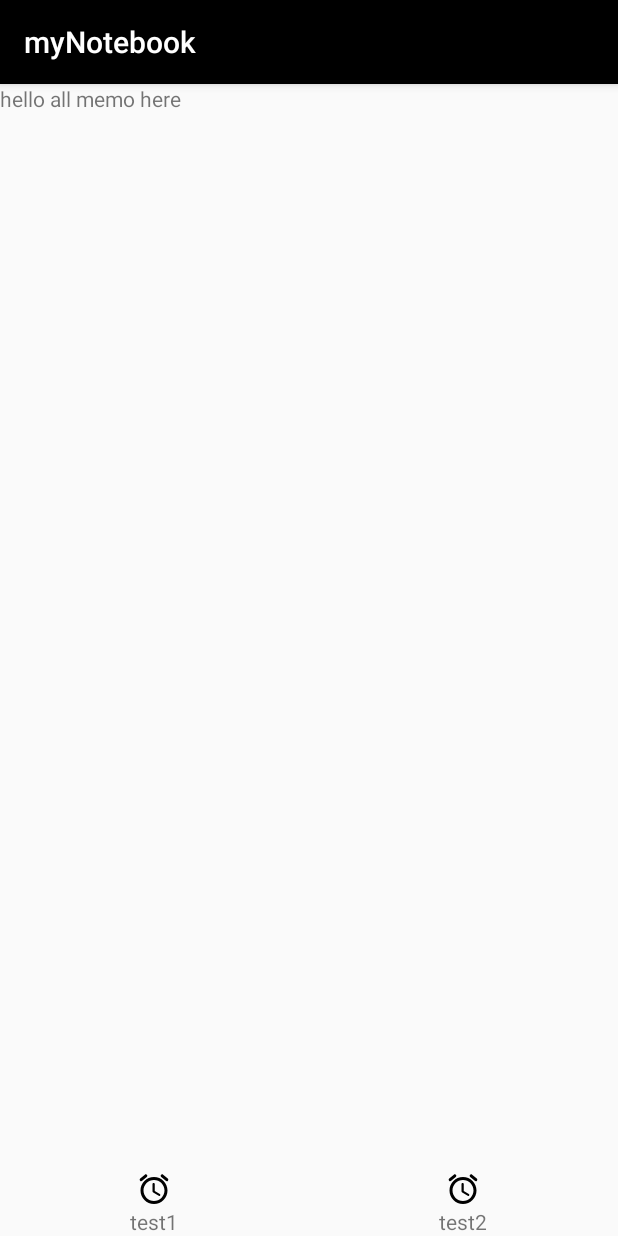
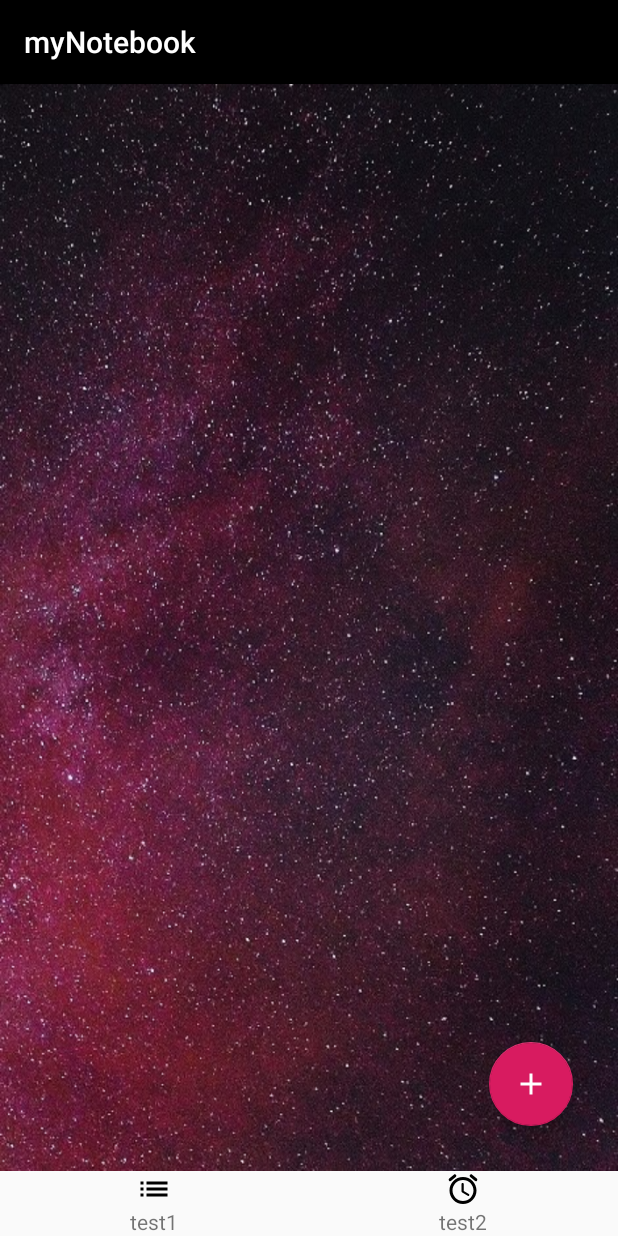
Before and after one commit to XMeleny/myNotebook, an Android app: the screen it shows after launch (BaseActivity), on a phone screen of 412 x 824 dp. Run offline under Robolectric (Android 15) with nearby library versions, the phone set to English and light mode, and no system bars.

Commit message:
memo移到fragment中

```diff
--- a/app/src/main/java/com/example/mynotebook/activity/BaseActivity.java
+++ b/app/src/main/java/com/example/mynotebook/activity/BaseActivity.java
@@ -19,12 +19,12 @@ import com.example.mynotebook.fragment.AllMemoFragment;
 
 import java.util.ArrayList;
 
-public class BaseActivity extends AppCompatActivity implements View.OnClickListener, ViewPager.OnPageChangeListener {
+public class BaseActivity extends AppCompatActivity implements ViewPager.OnPageChangeListener {
 
     private ViewPager vpFragmentContainer;
 
     private ArrayList<Fragment> fragments = new ArrayList<Fragment>() {{
-        add(AllMemoFragment.getInstance());
+        add(new AllMemoFragment());
         add(AlarmFragment.getInstance());
     }};
 
@@ -41,17 +41,18 @@ public class BaseActivity extends AppCompatActivity implements View.OnClickListe
 
         BottomNavigateItem item1 = new BottomNavigateItem(this);
         item1.setDescription("test1");
-        bottom.addView(item1, new LinearLayout.LayoutParams(0, LinearLayout.LayoutParams.WRAP_CONTENT, 1));
-
+        item1.setIcon(R.drawable.ic_list);
         item1.setOnClickListener(new View.OnClickListener() {
             @Override
             public void onClick(View v) {
                 Utils.toast("test1 clicked");
             }
         });
+        bottom.addView(item1, new LinearLayout.LayoutParams(0, LinearLayout.LayoutParams.WRAP_CONTENT, 1));
 
         BottomNavigateItem item2 = new BottomNavigateItem(this);
         item2.setDescription("test2");
+        item2.setIcon(R.drawable.ic_alarm);
         item2.setOnClickListener(new View.OnClickListener() {
             @Override
             public void onClick(View v) {
@@ -61,23 +62,10 @@ public class BaseActivity extends AppCompatActivity implements View.OnClickListe
         bottom.addView(item2, new LinearLayout.LayoutParams(0, LinearLayout.LayoutParams.WRAP_CONTENT, 1));
     }
 
-    @Override
-    public void onClick(View v) {
-        switch (v.getId()) {
-            case R.id.navigate_to_list:
-                vpFragmentContainer.setCurrentItem(0);
-                break;
-            case R.id.navigate_to_alarm:
-                vpFragmentContainer.setCurrentItem(1);
-                break;
-            default:
-                break;
-        }
-    }
 
     @Override
     public void onPageScrolled(int position, float positionOffset, int positionOffsetPixels) {
-        //do nothing
+
     }
 
     @Override
--- a/app/src/main/java/com/example/mynotebook/database/RecordCursorAdapter.java
+++ b/app/src/main/java/com/example/mynotebook/database/RecordCursorAdapter.java
@@ -116,11 +116,9 @@ public class RecordCursorAdapter extends RecyclerView.Adapter<RecordCursorAdapte
                         .setPositiveButton("确定", new DialogInterface.OnClickListener() {
                             @Override
                             public void onClick(DialogInterface dialog, int which) {
-                                if (context instanceof MainActivity) {
-                                    if (cursor.moveToPosition(holder.getAdapterPosition())) {
-                                        int id = cursor.getInt(cursor.getColumnIndex("id"));
-                                        NotebookDatabaseHelper.deleteById(id);
-                                    }
+                                if (cursor.moveToPosition(holder.getAdapterPosition())) {
+                                    int id = cursor.getInt(cursor.getColumnIndex("id"));
+                                    NotebookDatabaseHelper.deleteById(id);
                                 }
                             }
                         })
--- a/app/src/main/java/com/example/mynotebook/fragment/AllMemoFragment.java
+++ b/app/src/main/java/com/example/mynotebook/fragment/AllMemoFragment.java
@@ -1,77 +1,61 @@
 package com.example.mynotebook.fragment;
 
+import android.content.Intent;
 import android.os.Bundle;
 
 import androidx.fragment.app.Fragment;
+import androidx.recyclerview.widget.DefaultItemAnimator;
+import androidx.recyclerview.widget.RecyclerView;
+import androidx.recyclerview.widget.StaggeredGridLayoutManager;
 
 import android.view.LayoutInflater;
 import android.view.View;
 import android.view.ViewGroup;
+import android.widget.ImageButton;
 
 import com.example.mynotebook.R;
+import com.example.mynotebook.activity.AddActivity;
+import com.example.mynotebook.activity.MainActivity;
+import com.example.mynotebook.application.BaseApplication;
+import com.example.mynotebook.database.RecordCursorAdapter;
 
-/**
- * A simple {@link Fragment} subclass.
- * Use the {@link AllMemoFragment#newInstance} factory method to
- * create an instance of this fragment.
- */
 public class AllMemoFragment extends Fragment {
 
-    // TODO: Rename parameter arguments, choose names that match
-    // the fragment initialization parameters, e.g. ARG_ITEM_NUMBER
-    private static final String ARG_PARAM1 = "param1";
-    private static final String ARG_PARAM2 = "param2";
+    private RecyclerView recyclerView;
+    private RecordCursorAdapter adapter;
 
-    // TODO: Rename and change types of parameters
-//    private String mParam1;
-//    private String mParam2;
-
-    //单例模式
-    private AllMemoFragment() {
-        // Required empty public constructor
-    }
-
-    private static AllMemoFragment instance = new AllMemoFragment();
-
-    public static AllMemoFragment getInstance() {
-        return instance;
-    }
-
-
-
-    /**
-     * Use this factory method to create a new instance of
-     * this fragment using the provided parameters.
-     *
-     * @param param1 Parameter 1.
-     * @param param2 Parameter 2.
-     * @return A new instance of fragment AllMemoFragment.
-     */
-    // TODO: Rename and change types and number of parameters
-    public static AllMemoFragment newInstance(String param1, String param2) {
-        AllMemoFragment fragment = new AllMemoFragment();
-        Bundle args = new Bundle();
-        args.putString(ARG_PARAM1, param1);
-        args.putString(ARG_PARAM2, param2);
-        fragment.setArguments(args);
-        return fragment;
-    }
-
-
+    private ImageButton add;
 
     @Override
     public void onCreate(Bundle savedInstanceState) {
         super.onCreate(savedInstanceState);
-        if (getArguments() != null) {
-//            mParam1 = getArguments().getString(ARG_PARAM1);
-//            mParam2 = getArguments().getString(ARG_PARAM2);
-        }
     }
 
     @Override
     public View onCreateView(LayoutInflater inflater, ViewGroup container,
                              Bundle savedInstanceState) {
-        // Inflate the layout for this fragment
-        return inflater.inflate(R.layout.fragment_all_memo, container, false);
+        View view = inflater.inflate(R.layout.fragment_all_memo, container, false);
+
+        adapter = new RecordCursorAdapter(getActivity());
+        recyclerView = view.findViewById(R.id.recycleView);
+        recyclerView.setLayoutManager(new StaggeredGridLayoutManager(2, StaggeredGridLayoutManager.VERTICAL));
+        recyclerView.setAdapter(adapter);
+
+        // 动画
+        DefaultItemAnimator defaultItemAnimator = new DefaultItemAnimator();
+        defaultItemAnimator.setAddDuration(300);
+        defaultItemAnimator.setRemoveDuration(300);
+        recyclerView.setItemAnimator(defaultItemAnimator);
+
+        add = view.findViewById(R.id.add);
+        add.setOnClickListener(new View.OnClickListener() {
+            @Override
+            public void onClick(View v) {
+                Intent intent = new Intent(BaseApplication.context, AddActivity.class);
+                startActivity(intent);
+            }
+        });
+
+        return view;
     }
 }
--- a/app/src/main/java/com/example/mynotebook/utility/Utils.java
+++ b/app/src/main/java/com/example/mynotebook/utility/Utils.java
@@ -3,6 +3,7 @@ package com.example.mynotebook.utility;
 import android.app.Activity;
 import android.app.Dialog;
 import android.content.Context;
+import android.content.Intent;
 import android.view.Gravity;
 import android.view.LayoutInflater;
 import android.view.Window;
--- a/app/src/main/java/com/example/mynotebook/widget/BottomNavigateItem.java
+++ b/app/src/main/java/com/example/mynotebook/widget/BottomNavigateItem.java
@@ -14,6 +14,7 @@ import com.example.mynotebook.R;
  * email:  zhuxiaomei.meleny@bytedance.com
  * date:   2020/7/30
  */
+// TODO: 2020/7/30 建造者模式
 public class BottomNavigateItem extends RelativeLayout {
 
     ImageView ivIcon;
--- a/app/src/main/res/layout/bottom_navigate_item.xml
+++ b/app/src/main/res/layout/bottom_navigate_item.xml
@@ -11,7 +11,7 @@
         android:layout_height="wrap_content"
         android:layout_alignParentTop="true"
         android:layout_centerHorizontal="true"
-        android:src="@drawable/ic_alarm" />
+        tools:src="@drawable/ic_alarm" />
 
     <TextView
         android:id="@+id/tv_description"
@@ -19,5 +19,5 @@
         android:layout_height="wrap_content"
         android:layout_below="@id/iv_icon"
         android:layout_centerHorizontal="true"
-        android:text="alarm alarm" />
+        tools:text="alarm alarm" />
 </RelativeLayout>
--- a/app/src/main/res/layout/fragment_all_memo.xml
+++ b/app/src/main/res/layout/fragment_all_memo.xml
@@ -1,13 +1,30 @@
 <?xml version="1.0" encoding="utf-8"?>
-<FrameLayout xmlns:android="http://schemas.android.com/apk/res/android"
+<androidx.constraintlayout.widget.ConstraintLayout xmlns:android="http://schemas.android.com/apk/res/android"
+    xmlns:app="http://schemas.android.com/apk/res-auto"
     xmlns:tools="http://schemas.android.com/tools"
     android:layout_width="match_parent"
     android:layout_height="match_parent"
-    tools:context=".fragment.AllMemoFragment">
+    android:background="@drawable/background"
+    android:orientation="vertical">
 
-    <TextView
-        android:layout_width="match_parent"
-        android:layout_height="match_parent"
-        android:text="hello all memo here" />
+    <androidx.recyclerview.widget.RecyclerView
+        android:id="@+id/recycleView"
+        android:layout_width="0dp"
+        android:layout_height="0dp"
+        app:layout_constraintBottom_toBottomOf="parent"
+        app:layout_constraintLeft_toLeftOf="parent"
+        app:layout_constraintRight_toRightOf="parent"
+        app:layout_constraintTop_toTopOf="parent"
+        tools:listitem="@layout/record_item" />
 
-</FrameLayout>
+    <com.google.android.material.floatingactionbutton.FloatingActionButton
+        android:id="@+id/add"
+        android:layout_width="wrap_content"
+        android:layout_height="wrap_content"
+        android:layout_margin="30dp"
+        android:contentDescription="add"
+        android:src="@drawable/ic_add"
+        app:layout_constraintBottom_toBottomOf="parent"
+        app:layout_constraintEnd_toEndOf="parent" />
+
+</androidx.constraintlayout.widget.ConstraintLayout>
```
